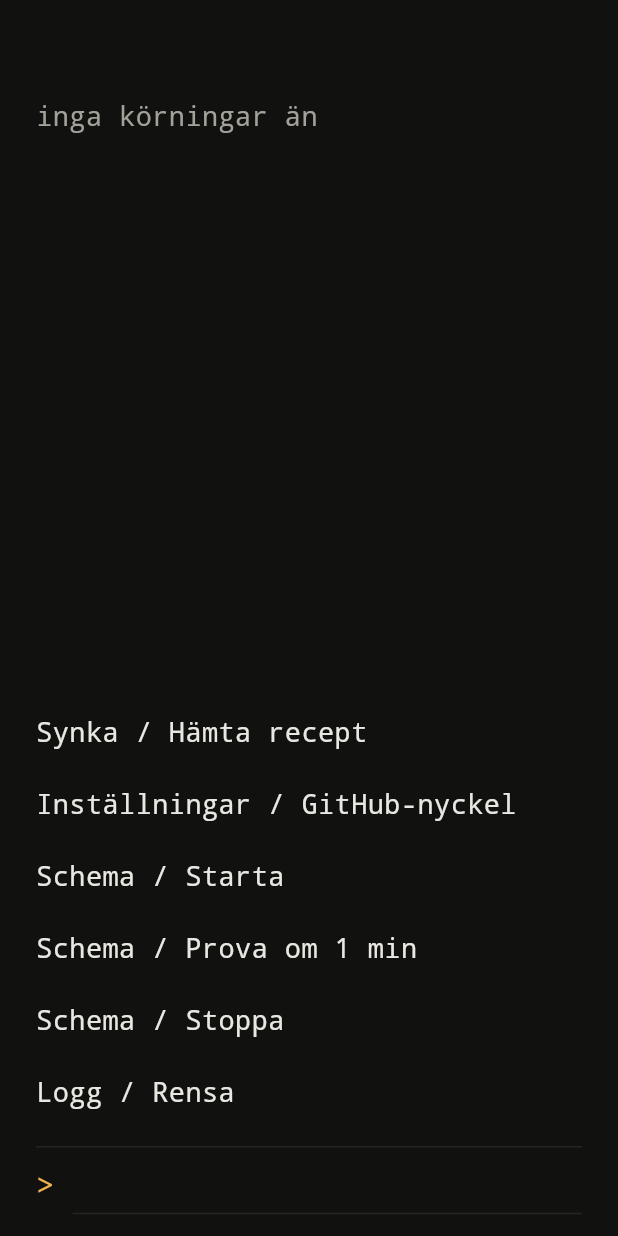
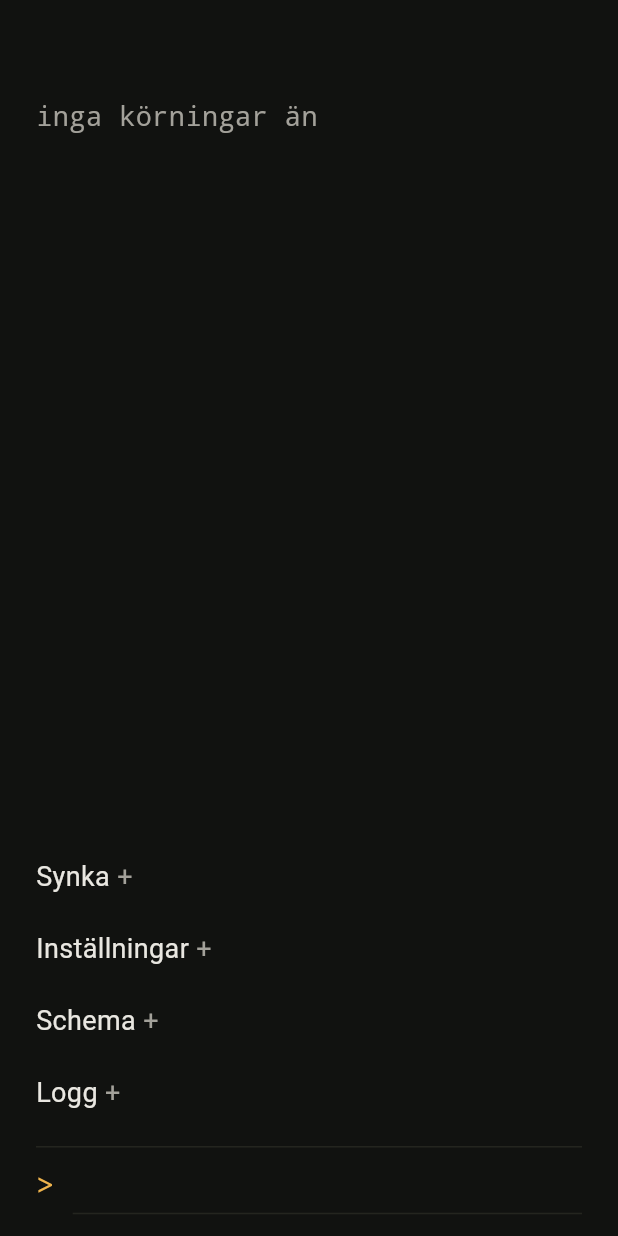
Before and after one commit to joeriks/alt, a Flutter app: the screen it shows after launch, on a phone screen of 412 x 824 dp. Run offline on Flutter 3.47's test engine with Material 3 defaults, Android fonts, the phone set to English and light mode, and no system bars; our stand-ins replace flutter_local_notifications, flutter_secure_storage, yaml; missing offline and left inert: android_alarm_manager_plus, flutter_js; statements that could not run were skipped.

```diff
--- a/shell/lib/main.dart
+++ b/shell/lib/main.dart
@@ -27,6 +27,38 @@ class _Cmd {
   _Cmd(this.label, this.action);
   final String label;
   final Future<void> Function() action;
+
+  List<String> get segments => label.split('/').map((s) => s.trim()).toList();
+}
+
+/// Menyn på en nivå i trädet. Etiketter som "Minnesbank / Privat kalender" delas
+/// vid `/`. Returnerar (namn, index) för kommandon och (namn, null) för undermenyer.
+List<(String, int?)> menuLevel(List<String> labels, List<String> path) {
+  final out = <(String, int?)>[];
+  final folders = <String>{};
+  for (var i = 0; i < labels.length; i++) {
+    final segs = labels[i].split('/').map((s) => s.trim()).toList();
+    if (segs.length <= path.length) continue;
+    var under = true;
+    for (var k = 0; k < path.length; k++) {
+      if (segs[k] != path[k]) under = false;
+    }
+    if (!under) continue;
+    final next = segs[path.length];
+    if (segs.length == path.length + 1) {
+      out.add((next, i));
+    } else if (folders.add(next)) {
+      out.add((next, null));
+    }
+  }
+  return out;
+}
+
+/// En rad i menyn: antingen ett kommando eller en undermeny (cmd == null).
+class _Entry {
+  _Entry(this.label, this.cmd);
+  final String label;
+  final _Cmd? cmd;
 }
 
 class Home extends StatefulWidget {
@@ -38,6 +70,9 @@ class Home extends StatefulWidget {
 
 class _HomeState extends State<Home> with WidgetsBindingObserver {
   final _q = TextEditingController();
+
+  /// Var i menyträdet man står, till exempel ['Minnesbank'].
+  final List<String> _path = [];
   List<Recipe> _recipes = [];
   Workspace _ws = Workspace([], [], []);
   List<Map<String, dynamic>> _runs = [];
@@ -177,12 +212,41 @@ class _HomeState extends State<Home> with WidgetsBindingObserver {
     await _reload();
   }
 
+  List<_Entry> _level(List<_Cmd> cmds) => [
+    for (final (label, index) in menuLevel([for (final c in cmds) c.label], _path))
+      _Entry(label, index == null ? null : cmds[index]),
+  ];
+
+  void _up() => setState(() => _path.removeLast());
+
   @override
   Widget build(BuildContext context) {
     final q = _q.text.toLowerCase();
-    final hits = _commands.where((c) => c.label.toLowerCase().contains(q)).toList();
+    final cmds = _commands;
+    // En sökning letar i hela trädet och visar hela vägen; annars visas nivån man står på.
+    final entries = q.isEmpty
+        ? _level(cmds)
+        : [
+            for (final c in cmds)
+              if (c.label.toLowerCase().contains(q)) _Entry(c.segments.join(' / '), c),
+          ];
+    final hits = [
+      for (final e in entries)
+        if (e.cmd != null) e.cmd!,
+    ];
 
-    return Scaffold(
+    return PopScope(
+      // Tillbakagesten tömmer först sökningen, sedan går den upp en menynivå.
+      canPop: q.isEmpty && _path.isEmpty,
+      onPopInvokedWithResult: (didPop, _) {
+        if (didPop) return;
+        if (q.isNotEmpty) {
+          _q.clear();
+        } else {
+          _up();
+        }
+      },
+      child: Scaffold(
         body: SafeArea(
           child: Padding(
             padding: const EdgeInsets.fromLTRB(24, 24, 24, 8),
@@ -200,18 +264,41 @@ class _HomeState extends State<Home> with WidgetsBindingObserver {
                     padding: const EdgeInsets.symmetric(vertical: 8),
                     child: Text(_status!, style: const TextStyle(color: muted, fontSize: 15)),
                   ),
-              for (final c in hits)
+                if (_path.isNotEmpty && q.isEmpty)
                   InkWell(
-                  onTap: () => _runCmd(c),
+                    onTap: _up,
                     child: ConstrainedBox(
                       constraints: const BoxConstraints(minHeight: 48),
                       child: Align(
                         alignment: Alignment.centerLeft,
-                      child: Text(c.label, style: TextStyle(color: q.isNotEmpty && c == hits.first ? accent : fg)),
+                        child: Text('‹ ${_path.join(' / ')}', style: const TextStyle(color: muted)),
                       ),
                     ),
                   ),
-              if (hits.isEmpty) const Text('inget som matchar', style: TextStyle(color: muted)),
+                for (final e in entries)
+                  InkWell(
+                    onTap: () => e.cmd == null ? setState(() => _path.add(e.label)) : _runCmd(e.cmd!),
+                    child: ConstrainedBox(
+                      constraints: const BoxConstraints(minHeight: 48),
+                      child: Align(
+                        alignment: Alignment.centerLeft,
+                        child: Text.rich(
+                          TextSpan(
+                            text: e.label,
+                            style: TextStyle(color: q.isNotEmpty && e.cmd == hits.firstOrNull ? accent : fg),
+                            children: [
+                              if (e.cmd == null)
+                                const TextSpan(
+                                  text: ' +',
+                                  style: TextStyle(color: muted),
+                                ),
+                            ],
+                          ),
+                        ),
+                      ),
+                    ),
+                  ),
+                if (entries.isEmpty) const Text('inget som matchar', style: TextStyle(color: muted)),
                 const SizedBox(height: 12),
                 Container(
                   decoration: const BoxDecoration(
@@ -237,6 +324,7 @@ class _HomeState extends State<Home> with WidgetsBindingObserver {
                   ),
                 ),
               ],
+            ),
           ),
         ),
       ),
--- a/shell/pubspec.yaml
+++ b/shell/pubspec.yaml
@@ -1,7 +1,7 @@
 name: alt
 description: "Skalet: kör recept (YAML-huvud + JavaScript) på telefonen."
 publish_to: 'none'
-version: 0.2.4+1
+version: 0.2.5+1
 
 environment:
   sdk: ^3.10.0
```
Also changed, not shown: 1 other file. Lines whose indentation alone changed are shown as unchanged.
